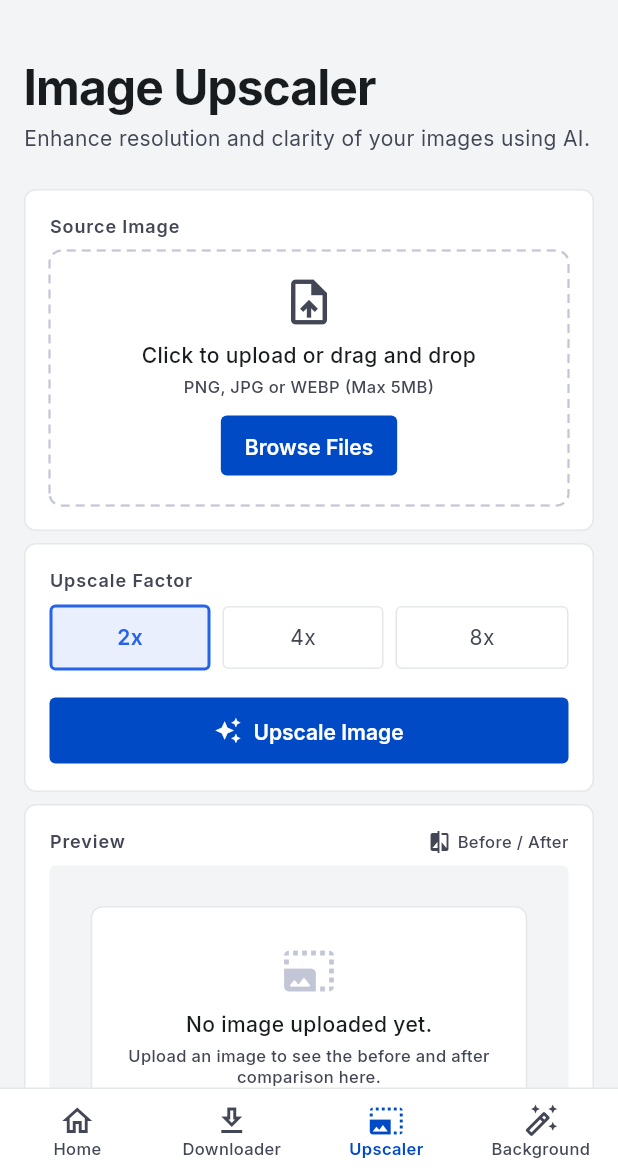
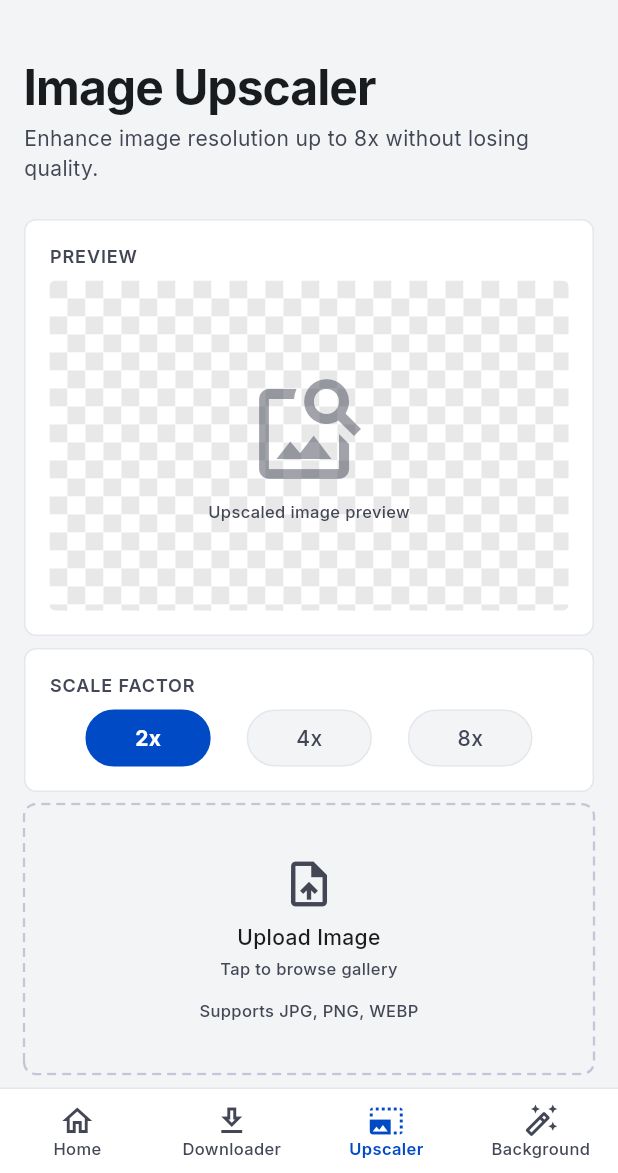
Before and after one commit to yannkovalskia/MyTools, a Flutter app: the screen it shows after launch, item 3 of the bottom bar chosen, after a tap on "2x", on a phone screen of 412 x 824 dp, the part 63-1236 px from its top. Run offline on Flutter 3.47's test engine with Material 3 defaults, Android fonts, the phone set to English and light mode, and no system bars; our stand-ins replace google_fonts, image_picker.

Commit message:
Add Upscaler & Downloader logic

```diff
--- a/frontend/lib/screens/downloader_screen.dart
+++ b/frontend/lib/screens/downloader_screen.dart
@@ -1,11 +1,8 @@
 import 'package:flutter/material.dart';
 import '../theme/app_theme.dart';
 import '../widgets/widgets.dart';
+import '../services/api_service.dart';
 
-/// Video Downloader screen matching the vid_downloader.jpg mockup.
-///
-/// Contains: title, URL input, supported platform icons, Analyze Link button,
-/// and a Recent Downloads list with progress bars.
 class DownloaderScreen extends StatefulWidget {
   const DownloaderScreen({super.key});
 
@@ -14,35 +11,48 @@ class DownloaderScreen extends StatefulWidget {
 }
 
 class _DownloaderScreenState extends State<DownloaderScreen> {
-  final _urlController = TextEditingController();
+  final TextEditingController _urlController = TextEditingController();
+  bool _isLoading = false;
+  bool _isSuccess = false;
 
-  // ── Dummy data matching the mockup ───────────────────────
-  final List<_DownloadItem> _recentDownloads = [
-    _DownloadItem(
-      title: 'Coastal Drive - 4K Cinematic Ci...',
-      metadata: 'MP4 • 1080p • 45MB',
-      duration: '10:24',
-      isDownloading: false,
-      progress: 1.0,
-      thumbnailColor: const Color(0xFFD4A574), // warm tone
-    ),
-    _DownloadItem(
-      title: 'Mechanical Keyboard A...',
-      metadata: 'Downloading...',
-      duration: null,
-      isDownloading: true,
-      progress: 0.64,
-      thumbnailColor: const Color(0xFF4A6FA5), // blue tone
-    ),
-    _DownloadItem(
-      title: 'Handmade Pasta Masterclass',
-      metadata: 'MP3 • Audio • 8MB',
-      duration: '05:12',
-      isDownloading: false,
-      progress: 1.0,
-      thumbnailColor: const Color(0xFFA67B5B), // brown tone
-    ),
-  ];
+  Future<void> _processDownload() async {
+    final url = _urlController.text.trim();
+    if (url.isEmpty) {
+      ScaffoldMessenger.of(context).showSnackBar(
+        const SnackBar(content: Text('Masukkan URL video terlebih dahulu!')),
+      );
+      return;
+    }
+
+    setState(() {
+      _isLoading = true;
+      _isSuccess = false;
+    });
+
+    // Mengirim URL ke backend FastAPI
+    bool success = await ApiService.downloadVideo(url);
+
+    setState(() {
+      _isLoading = false;
+      _isSuccess = success;
+    });
+
+    if (success) {
+      if (mounted) {
+        ScaffoldMessenger.of(context).showSnackBar(
+          const SnackBar(content: Text('Video berhasil diunduh oleh server!')),
+        );
+      }
+    } else {
+      if (mounted) {
+        ScaffoldMessenger.of(context).showSnackBar(
+          const SnackBar(
+            content: Text('Gagal memproses video. Cek koneksi atau URL.'),
+          ),
+        );
+      }
+    }
+  }
 
   @override
   void dispose() {
@@ -60,14 +70,12 @@ class _DownloaderScreenState extends State<DownloaderScreen> {
 
           // ── Title ──────────────────────────────────────
           Text(
-            'Fetch Video',
-            style: AppTypography.displayLg.copyWith(
-              color: AppColors.onSurface,
-            ),
+            'Video Downloader',
+            style: AppTypography.displayLg.copyWith(color: AppColors.onSurface),
           ),
           const SizedBox(height: AppSpacing.xs),
           Text(
-            'Paste a link to extract and download high-quality video formats.',
+            'Download videos from YouTube, TikTok, IG, etc.',
             style: AppTypography.bodyMd.copyWith(
               color: AppColors.onSurfaceVariant,
             ),
@@ -75,132 +83,93 @@ class _DownloaderScreenState extends State<DownloaderScreen> {
           const SizedBox(height: AppSpacing.lg),
 
           // ── URL Input Card ─────────────────────────────
-          Container(
-            decoration: AppTheme.cardDecoration,
-            padding: const EdgeInsets.all(AppSpacing.md),
+          SectionCard(
+            title: 'VIDEO URL',
             child: Column(
-              crossAxisAlignment: CrossAxisAlignment.start,
               children: [
-                Text(
-                  'Video URL',
-                  style: AppTypography.labelSm.copyWith(
-                    color: AppColors.onSurfaceVariant,
-                  ),
-                ),
-                const SizedBox(height: AppSpacing.xs),
                 TextField(
                   controller: _urlController,
+                  enabled: !_isLoading,
                   decoration: InputDecoration(
-                    hintText: 'https://...',
-                    prefixIcon: const Icon(
+                    hintText: 'https://youtube.com/watch?v=...',
+                    hintStyle: TextStyle(
+                      color: AppColors.onSurfaceVariant.withValues(alpha: 0.5),
+                    ),
+                    border: OutlineInputBorder(
+                      borderRadius: BorderRadius.circular(AppRadius.base),
+                    ),
+                    filled: true,
+                    fillColor: AppColors.surfaceContainerLow,
+                    prefixIcon: Icon(
                       Icons.link,
                       color: AppColors.onSurfaceVariant,
-                      size: 20,
-                    ),
-                    hintStyle: AppTypography.bodyMd.copyWith(
-                      color: AppColors.outlineVariant,
                     ),
                   ),
-                  style: AppTypography.bodyMd.copyWith(
-                    color: AppColors.onSurface,
-                  ),
-                ),
-                const SizedBox(height: AppSpacing.sm),
-
-                // Supported platforms
-                Row(
-                  children: [
-                    Text(
-                      'Supported:',
-                      style: AppTypography.labelSm.copyWith(
-                        color: AppColors.onSurfaceVariant,
-                      ),
-                    ),
-                    const SizedBox(width: AppSpacing.sm),
-                    _platformIcon(Icons.smart_display_outlined),
-                    const SizedBox(width: AppSpacing.sm),
-                    _platformIcon(Icons.language),
-                    const SizedBox(width: AppSpacing.sm),
-                    _platformIcon(Icons.camera_alt_outlined),
-                  ],
                 ),
                 const SizedBox(height: AppSpacing.md),
 
-                // Analyze Link button
-                PrimaryButton(
-                  label: 'Analyze Link',
-                  icon: Icons.search,
-                  onPressed: () {
-                    // TODO: call ApiService.analyzeVideoLink(_urlController.text)
-                  },
+                // Tombol Download
+                SizedBox(
+                  width: double.infinity,
+                  child: ElevatedButton.icon(
+                    onPressed: _isLoading ? null : _processDownload,
+                    icon: _isLoading
+                        ? const SizedBox(
+                            width: 20,
+                            height: 20,
+                            child: CircularProgressIndicator(strokeWidth: 2),
+                          )
+                        : const Icon(Icons.download),
+                    label: Text(
+                      _isLoading
+                          ? 'Processing (Can take a while)...'
+                          : 'Download Video',
+                    ),
+                    style: ElevatedButton.styleFrom(
+                      backgroundColor: AppColors.primary,
+                      foregroundColor: AppColors.onPrimary,
+                      padding: const EdgeInsets.symmetric(
+                        vertical: AppSpacing.md,
+                      ),
+                      shape: RoundedRectangleBorder(
+                        borderRadius: BorderRadius.circular(AppRadius.base),
+                      ),
+                    ),
+                  ),
                 ),
               ],
             ),
           ),
-          const SizedBox(height: AppSpacing.xl),
-
-          // ── Recent Downloads Header ────────────────────
-          Text(
-            'Recent Downloads',
-            style: AppTypography.headlineSm.copyWith(
-              color: AppColors.onSurface,
-            ),
-          ),
           const SizedBox(height: AppSpacing.sm),
 
-          // ── Download Items ─────────────────────────────
-          ..._recentDownloads.map(
-            (item) => Padding(
-              padding: const EdgeInsets.only(bottom: AppSpacing.sm),
-              child: DownloadItemTile(
-                title: item.title,
-                metadata: item.metadata,
-                duration: item.duration,
-                isDownloading: item.isDownloading,
-                progress: item.progress,
-                thumbnailColor: item.thumbnailColor,
-                onCancel: item.isDownloading
-                    ? () {
-                        // TODO: cancel download
-                      }
-                    : null,
+          // ── Success State Card ─────────────────────────
+          if (_isSuccess) ...[
+            Container(
+              decoration: AppTheme.cardDecoration,
+              padding: const EdgeInsets.all(AppSpacing.md),
+              child: Column(
+                crossAxisAlignment: CrossAxisAlignment.start,
+                children: [
+                  Text(
+                    'Success!',
+                    style: AppTypography.headlineSm.copyWith(
+                      color: AppColors.onSurface,
+                      fontWeight: FontWeight.w700,
+                    ),
+                  ),
+                  const SizedBox(height: AppSpacing.xs),
+                  Text(
+                    'Video berhasil ditarik dari server. (Fitur save ke galeri menyusul)',
+                    style: AppTypography.bodyMd.copyWith(
+                      color: AppColors.onSurfaceVariant,
+                    ),
+                  ),
+                ],
               ),
             ),
-          ),
-          const SizedBox(height: AppSpacing.lg),
+          ],
         ],
       ),
     );
   }
-
-  Widget _platformIcon(IconData icon) {
-    return Container(
-      width: 28,
-      height: 28,
-      decoration: BoxDecoration(
-        color: AppColors.surfaceContainerLow,
-        borderRadius: BorderRadius.circular(AppRadius.base),
-        border: Border.all(color: AppColors.border, width: 1),
-      ),
-      child: Icon(icon, size: 16, color: AppColors.onSurfaceVariant),
-    );
-  }
 }
-
-class _DownloadItem {
-  final String title;
-  final String metadata;
-  final String? duration;
-  final bool isDownloading;
-  final double progress;
-  final Color? thumbnailColor;
-
-  _DownloadItem({
-    required this.title,
-    required this.metadata,
-    this.duration,
-    this.isDownloading = false,
-    this.progress = 0,
-    this.thumbnailColor,
-  });
-}
--- a/frontend/lib/screens/upscaler_screen.dart
+++ b/frontend/lib/screens/upscaler_screen.dart
@@ -1,11 +1,11 @@
+import 'dart:io';
+import 'dart:typed_data';
 import 'package:flutter/material.dart';
+import 'package:image_picker/image_picker.dart';
 import '../theme/app_theme.dart';
 import '../widgets/widgets.dart';
+import '../services/api_service.dart';
 
-/// Image Upscaler screen matching the img_upscaler.png mockup.
-///
-/// Contains: title, dashed source image upload area, 2x/4x/8x toggle,
-/// Upscale Image button, and a Before/After preview area.
 class UpscalerScreen extends StatefulWidget {
   const UpscalerScreen({super.key});
 
@@ -14,7 +14,47 @@ class UpscalerScreen extends StatefulWidget {
 }
 
 class _UpscalerScreenState extends State<UpscalerScreen> {
-  String _selectedFactor = '4x';
+  final ImagePicker _picker = ImagePicker();
+  bool _isLoading = false;
+  Uint8List? _processedImage;
+  int _selectedScale = 2; // Default scale 2x
+
+  // Fungsi untuk upload dan proses upscale
+  Future<void> _pickAndProcessImage() async {
+    final XFile? pickedFile = await _picker.pickImage(
+      source: ImageSource.gallery,
+    );
+
+    if (pickedFile != null) {
+      setState(() {
+        _isLoading = true;
+        _processedImage = null;
+      });
+
+      File imageFile = File(pickedFile.path);
+
+      // Kirim gambar dan nilai scale ke backend
+      Uint8List? result = await ApiService.upscaleImage(
+        imageFile,
+        _selectedScale,
+      );
+
+      setState(() {
+        _processedImage = result;
+        _isLoading = false;
+      });
+
+      if (result == null) {
+        if (mounted) {
+          ScaffoldMessenger.of(context).showSnackBar(
+            const SnackBar(
+              content: Text('Gagal melakukan upscale. Cek koneksi server.'),
+            ),
+          );
+        }
+      }
+    }
+  }
 
   @override
   Widget build(BuildContext context) {
@@ -27,124 +67,123 @@ class _UpscalerScreenState extends State<UpscalerScreen> {
           // ── Title ──────────────────────────────────────
           Text(
             'Image Upscaler',
-            style: AppTypography.displayLg.copyWith(
-              color: AppColors.onSurface,
-            ),
+            style: AppTypography.displayLg.copyWith(color: AppColors.onSurface),
           ),
           const SizedBox(height: AppSpacing.xs),
           Text(
-            'Enhance resolution and clarity of your images using AI.',
+            'Enhance image resolution up to 8x without losing quality.',
             style: AppTypography.bodyMd.copyWith(
               color: AppColors.onSurfaceVariant,
             ),
           ),
           const SizedBox(height: AppSpacing.lg),
 
-          // ── Source Image Card ───────────────────────────
+          // ── Preview Card ───────────────────────────────
           SectionCard(
-            title: 'Source Image',
-            child: DashedUploadArea(
-              icon: Icons.upload_file_outlined,
-              primaryText: 'Click to upload or drag and drop',
-              secondaryText: 'PNG, JPG or WEBP (Max 5MB)',
-              buttonLabel: 'Browse Files',
-              height: 160,
-              onTap: () {
-                // TODO: open file picker, then call ApiService.upscaleImage()
-              },
+            title: 'PREVIEW',
+            child: SizedBox(
+              width: double.infinity,
+              height: 220,
+              child: CheckerboardBackground(
+                child: Center(
+                  child: _isLoading
+                      ? const CircularProgressIndicator()
+                      : _processedImage != null
+                      ? Image.memory(_processedImage!, fit: BoxFit.contain)
+                      : Column(
+                          mainAxisAlignment: MainAxisAlignment.center,
+                          children: [
+                            Icon(
+                              Icons.image_search,
+                              size: 80,
+                              color: AppColors.onSurfaceVariant.withValues(
+                                alpha: 0.5,
+                              ),
+                            ),
+                            const SizedBox(height: AppSpacing.sm),
+                            Text(
+                              'Upscaled image preview',
+                              style: AppTypography.labelSm.copyWith(
+                                color: AppColors.onSurfaceVariant,
+                              ),
+                            ),
+                          ],
+                        ),
+                ),
+              ),
             ),
           ),
           const SizedBox(height: AppSpacing.sm),
 
-          // ── Upscale Factor Card ────────────────────────
-          SectionCard(
-            title: 'Upscale Factor',
-            child: Column(
-              children: [
-                ScaleFactorSelector(
-                  factors: const ['2x', '4x', '8x'],
-                  selectedFactor: _selectedFactor,
-                  onSelected: (factor) {
-                    setState(() => _selectedFactor = factor);
+          // ── Scale Selection Card ───────────────────────
+          // Menonaktifkan pilihan scale saat sedang loading
+          AbsorbPointer(
+            absorbing: _isLoading,
+            child: Opacity(
+              opacity: _isLoading ? 0.5 : 1.0,
+              child: SectionCard(
+                title: 'SCALE FACTOR',
+                child: ScaleFactorSelector(
+                  initialScale: _selectedScale,
+                  onScaleChanged: (scale) {
+                    setState(() {
+                      _selectedScale = scale;
+                    });
                   },
                 ),
-                const SizedBox(height: AppSpacing.md),
-                PrimaryButton(
-                  label: 'Upscale Image',
-                  icon: Icons.auto_awesome,
-                  onPressed: () {
-                    // TODO: call ApiService.upscaleImage() with selected factor
-                  },
-                ),
-              ],
+              ),
             ),
           ),
           const SizedBox(height: AppSpacing.sm),
 
-          // ── Preview Card ───────────────────────────────
-          SectionCard(
-            title: 'Preview',
-            titleAction: Row(
-              mainAxisSize: MainAxisSize.min,
-              children: [
-                Icon(
-                  Icons.compare,
-                  size: 16,
-                  color: AppColors.onSurfaceVariant,
-                ),
-                const SizedBox(width: AppSpacing.xs),
-                Text(
-                  'Before / After',
-                  style: AppTypography.labelSm.copyWith(
-                    color: AppColors.onSurfaceVariant,
+          // ── Success State Card ─────────────────────────
+          if (_processedImage != null && !_isLoading) ...[
+            Container(
+              decoration: AppTheme.cardDecoration,
+              padding: const EdgeInsets.all(AppSpacing.md),
+              child: Column(
+                crossAxisAlignment: CrossAxisAlignment.start,
+                children: [
+                  Text(
+                    'Success!',
+                    style: AppTypography.headlineSm.copyWith(
+                      color: AppColors.onSurface,
+                      fontWeight: FontWeight.w700,
+                    ),
                   ),
-                ),
-              ],
-            ),
-            child: Container(
-              width: double.infinity,
-              height: 200,
-              decoration: BoxDecoration(
-                color: AppColors.surfaceContainerLow,
-                borderRadius: BorderRadius.circular(AppRadius.base),
-              ),
-              child: Center(
-                child: Container(
-                  padding: const EdgeInsets.all(AppSpacing.lg),
-                  decoration: BoxDecoration(
-                    color: AppColors.cardWhite,
-                    borderRadius: BorderRadius.circular(AppRadius.lg),
-                    border: Border.all(color: AppColors.border, width: 1),
+                  const SizedBox(height: AppSpacing.xs),
+                  Text(
+                    'Image successfully upscaled to ${_selectedScale}x.',
+                    style: AppTypography.bodyMd.copyWith(
+                      color: AppColors.onSurfaceVariant,
+                    ),
                   ),
-                  child: Column(
-                    mainAxisSize: MainAxisSize.min,
-                    children: [
-                      Icon(
-                        Icons.photo_size_select_large_rounded,
-                        size: 36,
-                        color: AppColors.outlineVariant,
-                      ),
-                      const SizedBox(height: AppSpacing.sm),
-                      Text(
-                        'No image uploaded yet.',
-                        style: AppTypography.bodyMd.copyWith(
-                          color: AppColors.onSurface,
-                          fontWeight: FontWeight.w500,
+                  const SizedBox(height: AppSpacing.md),
+                  PrimaryButton(
+                    label: 'Download PNG',
+                    icon: Icons.download,
+                    onPressed: () {
+                      ScaffoldMessenger.of(context).showSnackBar(
+                        const SnackBar(
+                          content: Text('Fitur download segera hadir!'),
                         ),
-                      ),
-                      const SizedBox(height: AppSpacing.xs),
-                      Text(
-                        'Upload an image to see the before and after\ncomparison here.',
-                        style: AppTypography.labelSm.copyWith(
-                          color: AppColors.onSurfaceVariant,
-                        ),
-                        textAlign: TextAlign.center,
-                      ),
-                    ],
+                      );
+                    },
                   ),
-                ),
+                ],
               ),
             ),
+            const SizedBox(height: AppSpacing.sm),
+          ],
+
+          // ── Upload Button ──────────────────────────────
+          DashedUploadArea(
+            icon: Icons.upload_file,
+            primaryText: _processedImage == null && !_isLoading
+                ? 'Upload Image'
+                : 'Upload Another',
+            secondaryText: 'Tap to browse gallery\n\nSupports JPG, PNG, WEBP',
+            onTap: _isLoading ? null : _pickAndProcessImage,
           ),
           const SizedBox(height: AppSpacing.lg),
         ],
--- a/frontend/lib/widgets/scale_factor_selector.dart
+++ b/frontend/lib/widgets/scale_factor_selector.dart
@@ -1,72 +1,57 @@
 import 'package:flutter/material.dart';
 import '../theme/app_theme.dart';
 
-/// A toggle selector for upscale factors (2x, 4x, 8x) used in the
-/// Image Upscaler screen.
-///
-/// Displays a row of equally-sized selectable chips. The active chip gets
-/// an Action Blue border and tinted background.
 class ScaleFactorSelector extends StatelessWidget {
+  final int initialScale;
+  final Function(int) onScaleChanged;
+
   const ScaleFactorSelector({
     super.key,
-    required this.factors,
-    required this.selectedFactor,
-    required this.onSelected,
+    this.initialScale = 2,
+    required this.onScaleChanged,
   });
-
-  /// Available factor labels (e.g. ["2x", "4x", "8x"]).
-  final List<String> factors;
-
-  /// Currently selected factor label.
-  final String selectedFactor;
-
-  /// Called with the selected factor label.
-  final ValueChanged<String> onSelected;
 
   @override
   Widget build(BuildContext context) {
     return Row(
-      children: factors.map((factor) {
-        final isSelected = factor == selectedFactor;
-        return Expanded(
-          child: Padding(
-            padding: EdgeInsets.only(
-              right: factor != factors.last ? AppSpacing.sm : 0,
-            ),
-            child: GestureDetector(
-              onTap: () => onSelected(factor),
+      mainAxisAlignment: MainAxisAlignment.spaceEvenly,
+      children: [
+        _buildScaleOption(2),
+        _buildScaleOption(4),
+        _buildScaleOption(8),
+      ],
+    );
+  }
+
+  Widget _buildScaleOption(int scale) {
+    final bool isSelected = initialScale == scale;
+
+    return GestureDetector(
+      onTap: () => onScaleChanged(scale),
       child: AnimatedContainer(
         duration: const Duration(milliseconds: 200),
-                curve: Curves.easeInOut,
-                padding: const EdgeInsets.symmetric(vertical: 10),
+        padding: const EdgeInsets.symmetric(
+          horizontal: AppSpacing.xl,
+          vertical: AppSpacing.sm,
+        ),
         decoration: BoxDecoration(
-                  color: isSelected
-                      ? AppColors.primaryContainer.withValues(alpha: 0.1)
-                      : AppColors.cardWhite,
-                  borderRadius: BorderRadius.circular(AppRadius.base),
+          color: isSelected ? AppColors.primary : AppColors.surfaceContainerLow,
+          borderRadius: BorderRadius.circular(AppRadius.full),
           border: Border.all(
-                    color: isSelected
-                        ? AppColors.primaryContainer
-                        : AppColors.border,
-                    width: isSelected ? 2 : 1,
+            color: isSelected ? AppColors.primary : AppColors.border,
+            width: 1,
           ),
         ),
-                alignment: Alignment.center,
         child: Text(
-                  factor,
+          '${scale}x',
           style: AppTypography.bodyMd.copyWith(
             color: isSelected
-                        ? AppColors.primaryContainer
+                ? AppColors.onPrimary
                 : AppColors.onSurfaceVariant,
-                    fontWeight:
-                        isSelected ? FontWeight.w600 : FontWeight.w400,
-                  ),
-                ),
+            fontWeight: isSelected ? FontWeight.w700 : FontWeight.w500,
           ),
         ),
       ),
     );
-      }).toList(),
-    );
   }
 }
```
Lines whose indentation alone changed are shown as unchanged.
